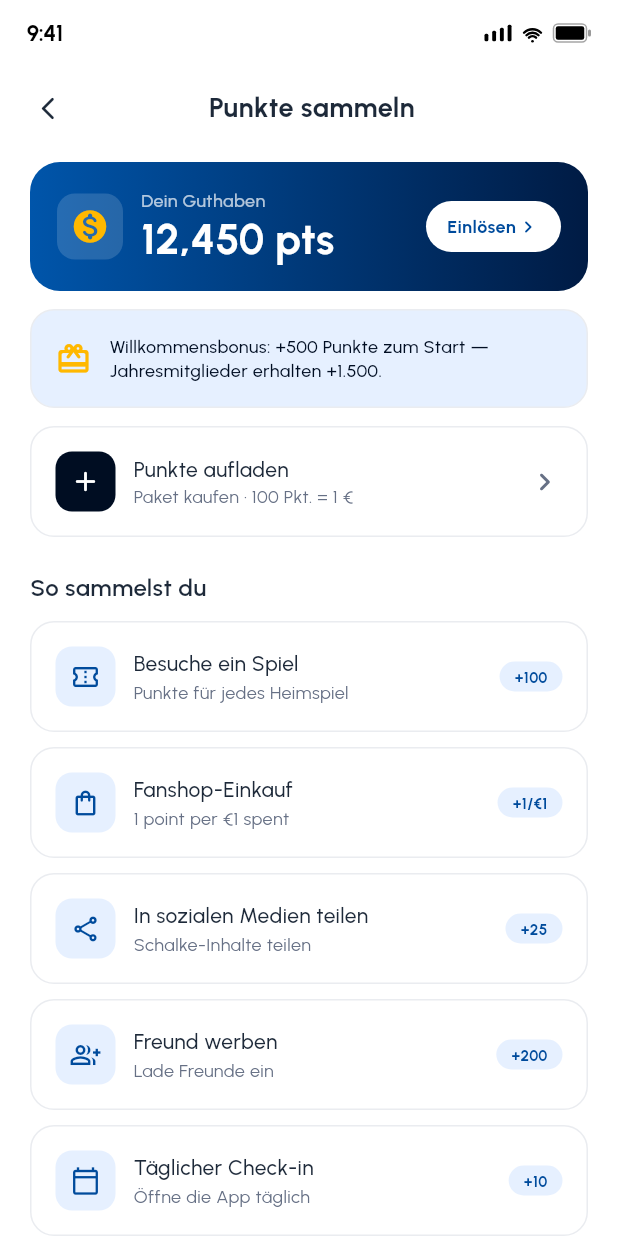
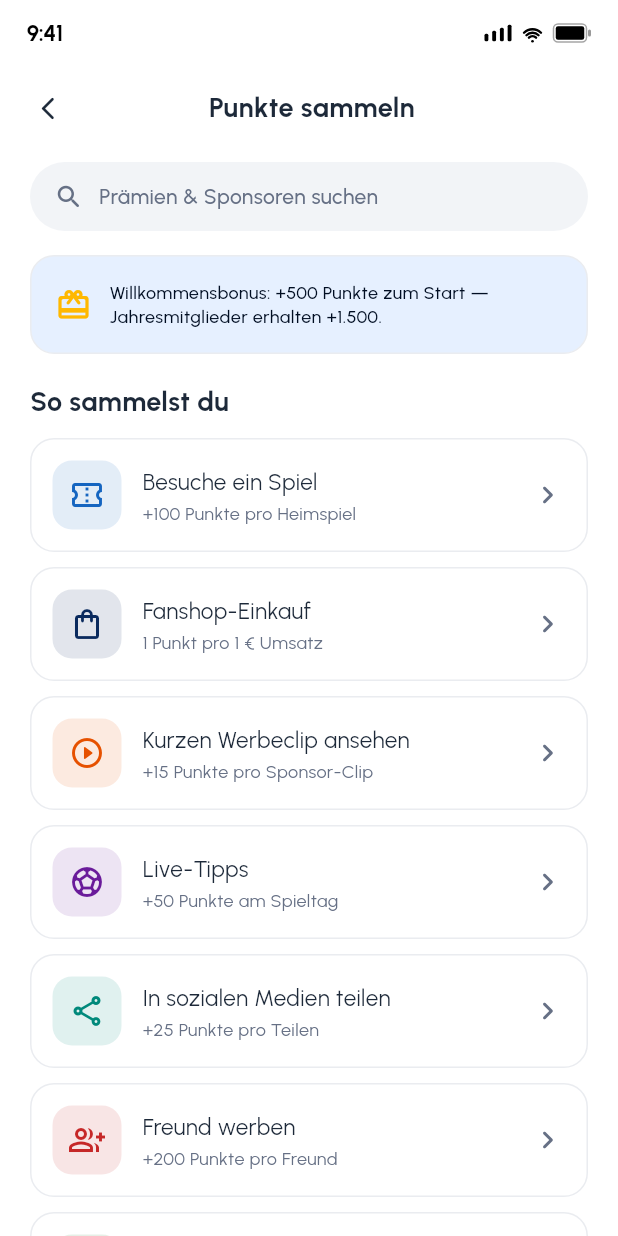
Before and after one commit to COREVIONLABS/EMBAapp-native, a Flutter app: the EarnPointsScreen screen opened directly, on a phone screen of 412 x 824 dp. Run offline on Flutter 3.47's test engine with Material 3 defaults, Android fonts, the phone set to English and light mode, and no system bars; our stand-ins replace flutter_svg.

Commit message:
Align Earn & Redeem screens to RevPoints hub style
- New shared hub widgets: HubSearchField, SponsorPromoCard, HubListRow
- Earn Points: search field + welcome bonus + 'ways to earn' list (rate in
  subtitle) + adidas sponsor promo + top-up shortcut
- Redeem Points: search field + 'how you can redeem' category list + Veltins
  sponsor promo (−20% matchday combos) + top-up + no-cash-out note
- Consistent white list rows + coloured sponsor promo cards across the hub,
  Earn and Redeem; content EMBA/S04 (adidas, Veltins)
- German translations for all new strings

Co-Authored-By: Claude Opus 4.8 <noreply@anthropic.com>
Claude-Session: https://claude.ai/code/session_0138H2TPm9wvb2D54WvCY8tL

```diff
--- a/lib/l10n/strings.dart
+++ b/lib/l10n/strings.dart
@@ -728,4 +728,17 @@ const Map<String, String> _de = {
   'Season ranking — earned points only': 'Saison-Ranking — nur verdiente Punkte',
   'Super Fan exclusive': 'Super-Fan-exklusiv',
   'Collect player stickers': 'Spieler-Sticker sammeln',
+
+  // ── Earn / Redeem screens aligned to hub style ───────────────
+  'How you can redeem': 'So kannst du einlösen',
+  'On matchday combos — pay with points': 'Auf Spieltags-Kombis — mit Punkten zahlen',
+  'points back on every Fanshop order': 'Punkte zurück bei jeder Fanshop-Bestellung',
+  '+100 points per home match': '+100 Punkte pro Heimspiel',
+  '1 point per €1 spent': '1 Punkt pro 1 € Umsatz',
+  '+15 points per sponsor clip': '+15 Punkte pro Sponsor-Clip',
+  '+50 points on matchday': '+50 Punkte am Spieltag',
+  '+25 points per share': '+25 Punkte pro Teilen',
+  '+200 points per friend': '+200 Punkte pro Freund',
+  '+10 points every day': '+10 Punkte jeden Tag',
+  '+50 points, one-off': '+50 Punkte, einmalig',
 };
--- a/lib/screens/earn_points_screen.dart
+++ b/lib/screens/earn_points_screen.dart
@@ -1,73 +1,46 @@
 import 'package:flutter/material.dart';
 import '../theme/app_theme.dart';
-import '../model/fan_model.dart';
 import '../widgets/app_widgets.dart';
 import '../widgets/sub_scaffold.dart';
-import 'redeem_screen.dart';
+import '../widgets/hub_widgets.dart';
 import 'buy_points_screen.dart';
+import 'search_screen.dart';
 import '../l10n/strings.dart';
 
 class _Way {
   final IconData icon;
-  final String title, sub, pts;
-  const _Way(this.icon, this.title, this.sub, this.pts);
+  final String title, sub;
+  final Color color;
+  const _Way(this.icon, this.title, this.sub, this.color);
 }
 
-/// Earn Points (Figma 2162:5111) — balance + ways to earn Fan Points.
+/// Earn Points — aligned to the RevPoints hub style: search field, a welcome
+/// bonus, a "ways to earn" list (rate in the subtitle), a sponsor promo and a
+/// top-up shortcut. Content is EMBA/S04.
 class EarnPointsScreen extends StatelessWidget {
   const EarnPointsScreen({super.key});
 
   static const _ways = [
-    _Way(Icons.confirmation_number_outlined, 'Attend a Match', 'Earn points for each home match', '+100'),
-    _Way(Icons.shopping_bag_outlined, 'Fanshop Purchase', '1 point per €1 spent', '+1/€1'),
-    _Way(Icons.share_outlined, 'Share on Social', 'Share Schalke content', '+25'),
-    _Way(Icons.group_add_outlined, 'Refer a Friend', 'Invite friends to join', '+200'),
-    _Way(Icons.calendar_today_outlined, 'Daily Check-in', 'Open the app every day', '+10'),
-    _Way(Icons.person_outline_rounded, 'Complete Profile', 'Fill in all profile fields', '+50'),
-    _Way(Icons.play_circle_outline_rounded, 'Watch a Short Ad', 'A quick sponsor clip', '+15'),
-    _Way(Icons.sports_soccer_outlined, 'Live Predictions', 'Predict during matchday', '+50'),
+    _Way(Icons.confirmation_number_outlined, 'Attend a Match', '+100 points per home match', Color(0xFF1565C0)),
+    _Way(Icons.shopping_bag_outlined, 'Fanshop Purchase', '1 point per €1 spent', Color(0xFF0A2A5E)),
+    _Way(Icons.play_circle_outline_rounded, 'Watch a Short Ad', '+15 points per sponsor clip', Color(0xFFE65100)),
+    _Way(Icons.sports_soccer_outlined, 'Live Predictions', '+50 points on matchday', Color(0xFF6A1B9A)),
+    _Way(Icons.share_outlined, 'Share on Social', '+25 points per share', Color(0xFF00897B)),
+    _Way(Icons.group_add_outlined, 'Refer a Friend', '+200 points per friend', Color(0xFFC62828)),
+    _Way(Icons.calendar_today_outlined, 'Daily Check-in', '+10 points every day', Color(0xFF2E7D32)),
+    _Way(Icons.person_outline_rounded, 'Complete Profile', '+50 points, one-off', Color(0xFF1565C0)),
   ];
+
+  void _push(BuildContext context, Widget s) =>
+      Navigator.of(context).push(MaterialPageRoute(builder: (_) => s));
 
   @override
   Widget build(BuildContext context) {
     return SubScaffold(
       title: tr('Earn Points'),
       children: [
-        // Balance card
-        Container(
-          padding: const EdgeInsets.all(18),
-          decoration: BoxDecoration(
-            gradient: const LinearGradient(colors: AppColors.pointsGradient),
-            borderRadius: BorderRadius.circular(AppRadii.card),
-          ),
-          child: Row(children: [
-            Container(
-              width: 44,
-              height: 44,
-              decoration: BoxDecoration(color: Colors.white.withValues(alpha: 0.15), borderRadius: BorderRadius.circular(12)),
-              child: const Icon(Icons.monetization_on_rounded, color: AppColors.gold, size: 26),
-            ),
-            const SizedBox(width: 12),
-            Expanded(
-              child: Column(crossAxisAlignment: CrossAxisAlignment.start, children: [
-                Text(tr('Your Balance'), style: AppText.body3.copyWith(color: Colors.white70)),
-                Text('${FanModel.pointsFormatted} pts', style: AppText.h4.copyWith(color: Colors.white)),
-              ]),
-            ),
-            GestureDetector(
-              onTap: () => Navigator.of(context).push(MaterialPageRoute(builder: (_) => const RedeemScreen())),
-              child: Container(
-                padding: const EdgeInsets.symmetric(horizontal: 14, vertical: 9),
-                decoration: BoxDecoration(color: Colors.white, borderRadius: BorderRadius.circular(999)),
-                child: Row(mainAxisSize: MainAxisSize.min, children: [
-                  Text(tr('Redeem'), style: AppText.body3.copyWith(color: AppColors.brandPrimary, fontWeight: FontWeight.w700)),
-                  const Icon(Icons.chevron_right_rounded, size: 16, color: AppColors.brandPrimary),
-                ]),
-              ),
-            ),
-          ]),
-        ),
-        const SizedBox(height: 12),
+        HubSearchField(hint: 'Search rewards & sponsors', onTap: () => _push(context, const SearchScreen())),
+        const SizedBox(height: 16),
         // Welcome bonus
         SurfaceCard(
           color: AppColors.brandLightest,
@@ -78,49 +51,30 @@ class EarnPointsScreen extends StatelessWidget {
                 style: AppText.body3.copyWith(color: AppColors.brandDarkest))),
           ]),
         ),
-        const SizedBox(height: 12),
-        // Top up points
-        SurfaceCard(
-          onTap: () => Navigator.of(context).push(MaterialPageRoute(builder: (_) => const BuyPointsScreen())),
-          child: Row(children: [
-            Container(
-              width: 40, height: 40,
-              decoration: BoxDecoration(color: AppColors.brandDarkest, borderRadius: BorderRadius.circular(11)),
-              child: const Icon(Icons.add_rounded, color: Colors.white, size: 22),
-            ),
-            const SizedBox(width: 12),
-            Expanded(child: Column(crossAxisAlignment: CrossAxisAlignment.start, children: [
-              Text(tr('Top up points'), style: AppText.body2.copyWith(color: AppColors.textDarker)),
-              Text(tr('Buy a package · 100 pts = €1'), style: AppText.body3Regular),
-            ])),
-            const Icon(Icons.chevron_right_rounded, color: AppColors.textLight),
-          ]),
-        ),
-        const SizedBox(height: 22),
-        Align(alignment: Alignment.centerLeft, child: Text(tr('Ways to Earn'), style: AppText.label2)),
+        const SizedBox(height: 20),
+        Align(alignment: Alignment.centerLeft, child: Text(tr('Ways to Earn'), style: AppText.label1)),
         const SizedBox(height: 12),
         for (final w in _ways) ...[
-          SurfaceCard(
-            child: Row(children: [
-              Container(
-                width: 40,
-                height: 40,
-                decoration: BoxDecoration(color: AppColors.brandLightest, borderRadius: BorderRadius.circular(11)),
-                child: Icon(w.icon, size: 20, color: AppColors.brandPrimary),
-              ),
-              const SizedBox(width: 12),
-              Expanded(
-                child: Column(crossAxisAlignment: CrossAxisAlignment.start, children: [
-                  Text(tr(w.title), style: AppText.body2.copyWith(color: AppColors.textDarker)),
-                  const SizedBox(height: 2),
-                  Text(tr(w.sub), style: AppText.body3Regular),
-                ]),
-              ),
-              Pill(color: AppColors.brandLightest, child: Text(w.pts, style: AppText.caption1.copyWith(color: AppColors.brandPrimary, fontWeight: FontWeight.w700))),
-            ]),
-          ),
+          HubListRow(icon: w.icon, title: w.title, subtitle: w.sub, iconColor: w.color),
           const SizedBox(height: 10),
         ],
+        const SizedBox(height: 6),
+        // Sponsor promo
+        SponsorPromoCard(
+          sponsor: 'adidas',
+          category: 'Fanshop',
+          offer: '5%',
+          sub: 'points back on every Fanshop order',
+          color: const Color(0xFF111111),
+        ),
+        const SizedBox(height: 12),
+        HubListRow(
+          icon: Icons.add_rounded,
+          title: 'Top up points',
+          subtitle: 'Buy a package · 100 pts = €1',
+          iconColor: AppColors.brandDarkest,
+          onTap: () => _push(context, const BuyPointsScreen()),
+        ),
       ],
     );
   }
--- /dev/null
+++ b/lib/widgets/hub_widgets.dart
@@ -0,0 +1,132 @@
+import 'package:flutter/material.dart';
+import '../theme/app_theme.dart';
+import '../l10n/strings.dart';
+
+/// Rounded search field used across the Points hub / Earn / Redeem screens
+/// (mirrors Revolut's "Search for a store" pill).
+class HubSearchField extends StatelessWidget {
+  final String hint;
+  final VoidCallback? onTap;
+  const HubSearchField({super.key, required this.hint, this.onTap});
+
+  @override
+  Widget build(BuildContext context) {
+    return GestureDetector(
+      onTap: onTap,
+      child: Container(
+        padding: const EdgeInsets.symmetric(horizontal: 16, vertical: 13),
+        decoration: BoxDecoration(color: AppColors.surfaceMinimal, borderRadius: BorderRadius.circular(AppRadii.pill)),
+        child: Row(children: [
+          const Icon(Icons.search_rounded, size: 20, color: AppColors.textLight),
+          const SizedBox(width: 10),
+          Text(tr(hint), style: AppText.body2.copyWith(color: AppColors.textLight)),
+        ]),
+      ),
+    );
+  }
+}
+
+/// Large sponsor promo card (mirrors Revolut's Dell/Macy's "20% OFF" cards) —
+/// a coloured gradient tile with a sponsor avatar, category, a headline offer
+/// and an info button. Always shown with an EMBA/S04 partner.
+class SponsorPromoCard extends StatelessWidget {
+  final String sponsor;
+  final String category;
+  final String offer;
+  final String sub;
+  final Color color;
+  final VoidCallback? onTap;
+  const SponsorPromoCard({
+    super.key,
+    required this.sponsor,
+    required this.category,
+    required this.offer,
+    required this.sub,
+    required this.color,
+    this.onTap,
+  });
+
+  @override
+  Widget build(BuildContext context) {
+    return GestureDetector(
+      onTap: onTap,
+      child: Container(
+        height: 170,
+        clipBehavior: Clip.antiAlias,
+        decoration: BoxDecoration(
+          borderRadius: BorderRadius.circular(AppRadii.card),
+          gradient: LinearGradient(
+            begin: Alignment.topLeft,
+            end: Alignment.bottomRight,
+            colors: [color, Color.lerp(color, Colors.black, 0.35)!],
+          ),
+        ),
+        child: Padding(
+          padding: const EdgeInsets.all(16),
+          child: Column(crossAxisAlignment: CrossAxisAlignment.start, children: [
+            Row(children: [
+              Container(
+                width: 34, height: 34,
+                decoration: const BoxDecoration(color: Colors.white, shape: BoxShape.circle),
+                alignment: Alignment.center,
+                child: Text(sponsor.characters.first, style: TextStyle(fontFamily: 'Urbanist', color: color, fontSize: 16, fontWeight: FontWeight.w800)),
+              ),
+              const SizedBox(width: 10),
+              Expanded(child: Column(crossAxisAlignment: CrossAxisAlignment.start, children: [
+                Text(sponsor, style: AppText.body2.copyWith(color: Colors.white, fontWeight: FontWeight.w700)),
+                Text(tr(category), style: AppText.caption1.copyWith(color: Colors.white70)),
+              ])),
+              const Icon(Icons.info_outline_rounded, size: 20, color: Colors.white70),
+            ]),
+            const Spacer(),
+            Text(offer, style: AppText.h1.copyWith(color: Colors.white, fontSize: 34, fontWeight: FontWeight.w800)),
+            const SizedBox(height: 2),
+            Text(tr(sub), style: AppText.body3.copyWith(color: Colors.white70)),
+          ]),
+        ),
+      ),
+    );
+  }
+}
+
+/// White list row used for Earn / Redeem category lists: circular icon,
+/// title, subtitle (the "rate" line) and a chevron.
+class HubListRow extends StatelessWidget {
+  final IconData icon;
+  final String title;
+  final String subtitle;
+  final Color? iconColor;
+  final VoidCallback? onTap;
+  const HubListRow({super.key, required this.icon, required this.title, required this.subtitle, this.iconColor, this.onTap});
+
+  @override
+  Widget build(BuildContext context) {
+    final c = iconColor ?? AppColors.brandPrimary;
+    return GestureDetector(
+      behavior: HitTestBehavior.opaque,
+      onTap: onTap,
+      child: Container(
+        padding: const EdgeInsets.all(14),
+        decoration: BoxDecoration(
+          color: AppColors.surface,
+          borderRadius: BorderRadius.circular(AppRadii.tile),
+          border: Border.all(color: AppColors.borderLightest),
+        ),
+        child: Row(children: [
+          Container(
+            width: 46, height: 46,
+            decoration: BoxDecoration(color: c.withValues(alpha: 0.12), borderRadius: BorderRadius.circular(13)),
+            child: Icon(icon, color: c, size: 24),
+          ),
+          const SizedBox(width: 14),
+          Expanded(child: Column(crossAxisAlignment: CrossAxisAlignment.start, children: [
+            Text(tr(title), style: AppText.body1.copyWith(color: AppColors.textDarker, fontSize: 15)),
+            const SizedBox(height: 2),
+            Text(tr(subtitle), style: AppText.body3Regular),
+          ])),
+          const Icon(Icons.chevron_right_rounded, color: AppColors.textLight),
+        ]),
+      ),
+    );
+  }
+}
```
Also changed, not shown: lib/screens/redeem_screen.dart (+36 -56 lines).
